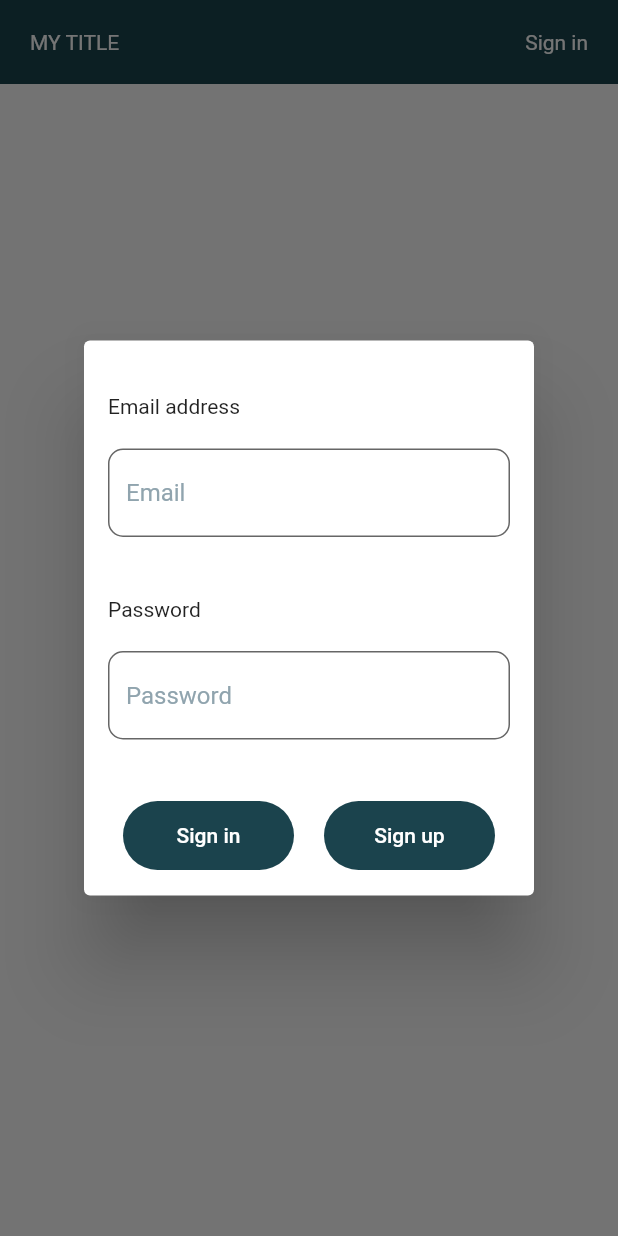
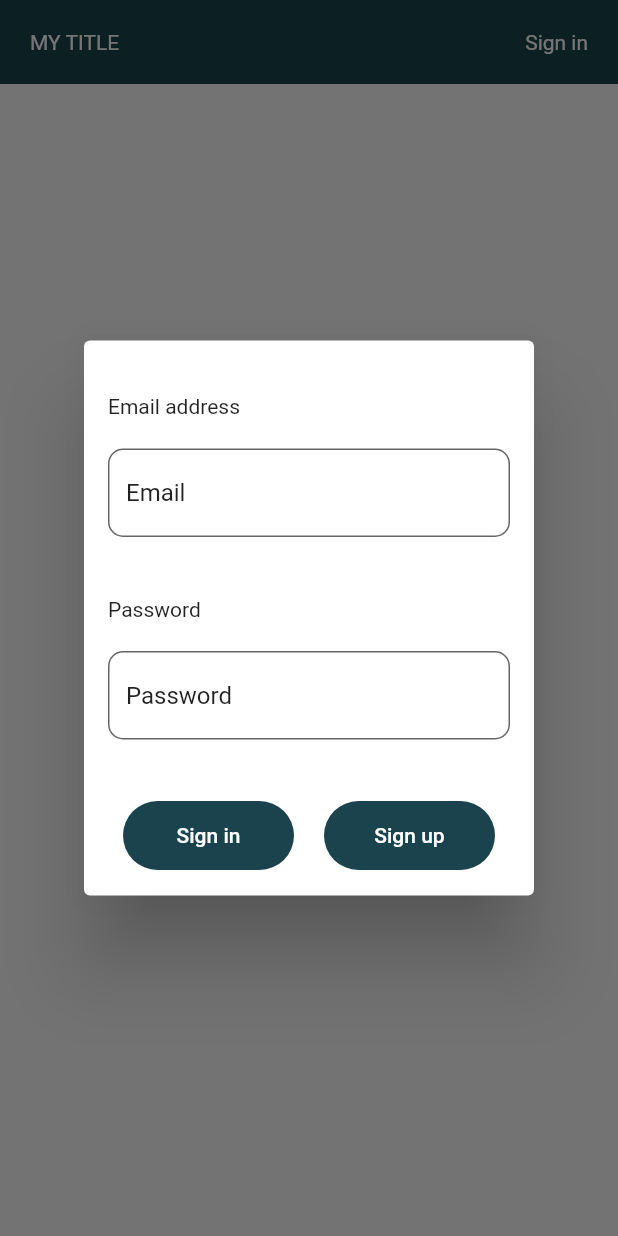
Before and after one commit to valentinavolgina2/links_app, a Flutter app: the screen it shows after launch, after a tap on "Sign in", on a phone screen of 412 x 824 dp. Run offline on Flutter 3.47's test engine with Material 2 defaults, Android fonts, the phone set to English and light mode, and no system bars; our stand-ins replace firebase_auth, firebase_core, firebase_database, shared_preferences; accounts and stored records are empty; statements that could not run were skipped.

Commit message:
Refactored app colors

```diff
--- a/lib/main.dart
+++ b/lib/main.dart
@@ -39,7 +39,7 @@ class MyApp extends StatelessWidget {
     return MaterialApp(
       title: AppData.title,
       theme: ThemeData(
-        primarySwatch: AppColors.scaffold.primary,
+        primarySwatch: AppColors.primaryColor,
       ),
       home: const MyHomePage(),
     );
--- a/lib/styles/color.dart
+++ b/lib/styles/color.dart
@@ -2,31 +2,18 @@ import 'package:flutter/material.dart';
 
 /// An app colors grouped by widgets
 class AppColors {
-  static ScaffoldWidgetColor scaffold = ScaffoldWidgetColor();
-  static ButtonWidgetColor button = ButtonWidgetColor();
-  static LinkWidgetColor link = LinkWidgetColor();
-  static CategoryWidgetColor category = CategoryWidgetColor();
-}
+  static MaterialColor? primaryColor =
+      createMaterialColor(const Color(0xff1b434d));
+  static Color secondaryColor = Colors.blueGrey;
+  static Color pinkBackground = Colors.deepOrange[50]!;
+  static Color redBackground = Colors.red[400]!;
 
-/// A scaffold group of colors
-class ScaffoldWidgetColor {
-  MaterialColor? primary = createMaterialColor(const Color(0xff1b434d));
-}
+  static Color darkText = Colors.black87;
+  static Color whiteText = Colors.white;
+  static Color redText = Colors.redAccent;
 
-/// A button group of colors
-class ButtonWidgetColor {
-  Color? reset = Colors.amber[600];
-}
-
-/// A link group of colors
-class LinkWidgetColor {
-  Color? background = Colors.deepOrange[50];
-  Color text = Colors.black87;
-}
-
-/// A category group of colors
-class CategoryWidgetColor {
-  Color text = Colors.black87;
+  static Color inputBorder = Colors.blueGrey[800]!;
+  static Color fadeText = Colors.blueGrey[300]!;
 }
 
 MaterialColor createMaterialColor(Color color) {
@@ -38,7 +25,7 @@ MaterialColor createMaterialColor(Color color) {
     strengths.add(0.1 * i);
   }
 
-  for(final strength in strengths){
+  for (final strength in strengths) {
     final double ds = 0.5 - strength;
     swatch[(strength * 1000).round()] = Color.fromRGBO(
       r + ((ds < 0 ? r : (255 - r)) * ds).round(),
--- a/lib/widgets/app_bar.dart
+++ b/lib/widgets/app_bar.dart
@@ -43,14 +43,14 @@ class _MyAppBarState extends State<MyAppBar> {
   @override
   Widget build(BuildContext context) {
     return Container(
-      color: AppColors.scaffold.primary,
+      color: AppColors.primaryColor,
       child: Padding(
         padding: const EdgeInsets.all(20),
         child: Row(
           children: [
             Expanded(
                 child: Text(AppData.title.toUpperCase(),
-                    style: const TextStyle(color: Colors.white))),
+                    style: TextStyle(color: AppColors.whiteText))),
             InkWell(
                 onTap: userEmail == null
                     ? () async {
@@ -66,9 +66,9 @@ class _MyAppBarState extends State<MyAppBar> {
                       }
                     : null,
                 child: userEmail == null
-                    ? const Text('Sign in',
+                    ? Text('Sign in',
                         style: TextStyle(
-                          color: Colors.white,
+                          color: AppColors.whiteText,
                         ))
                     : Row(children: [
                         CircleAvatar(
@@ -80,21 +80,21 @@ class _MyAppBarState extends State<MyAppBar> {
                               : Container(),
                         ),
                         Text(userEmail!,
-                            style: const TextStyle(
-                              color: Colors.white,
+                            style: TextStyle(
+                              color: AppColors.whiteText,
                             )),
                         const SizedBox(width: 20.0),
                         TextButton(
                             style: TextButton.styleFrom(
-                              backgroundColor: Colors.blueGrey,
+                              backgroundColor: AppColors.secondaryColor,
                             ),
                             onPressed: _isProcessing ? null : () => _signout(),
                             child: _isProcessing
                                 ? const CircularProgressIndicator()
-                                : const Text(
+                                : Text(
                                     'Sign out',
                                     style: TextStyle(
-                                      color: Colors.white,
+                                      color: AppColors.whiteText,
                                     ),
                                   ))
                       ])),
--- a/lib/widgets/auth_dialog.dart
+++ b/lib/widgets/auth_dialog.dart
@@ -1,4 +1,5 @@
 import 'package:flutter/material.dart';
+import 'package:links_app/styles/color.dart';
 
 import '../connection/authentication.dart';
 import 'forms/utils.dart';
@@ -127,7 +128,7 @@ class _AuthDialogState extends State<AuthDialog> {
                     textFocusNodeEmail.unfocus();
                     FocusScope.of(context).requestFocus(textFocusNodePassword);
                   },
-                  style: const TextStyle(color: Colors.black),
+                  style: TextStyle(color: AppColors.darkText),
                   decoration: FormUtils.inputDecoration(
                     hintText: 'Email',
                     errorText: _isEditingEmail
@@ -143,13 +144,13 @@ class _AuthDialogState extends State<AuthDialog> {
                   textInputAction: TextInputAction.next,
                   controller: textControllerPassword,
                   autofocus: false,
-                  style: const TextStyle(color: Colors.black),
+                  style: TextStyle(color: AppColors.darkText),
                   decoration: FormUtils.inputDecoration(hintText: 'Password'),
                 ),
                 const SizedBox(height: space20),
                 _error == '' ? const SizedBox() : Padding(
                   padding: const EdgeInsets.only(top: space20, bottom: space20),
-                  child: Center(child: Text(_error, style: const TextStyle(color: Colors.redAccent))),
+                  child: Center(child: Text(_error, style: TextStyle(color: AppColors.redText))),
                 ),
                 const SizedBox(height: space20),
                 Row(
@@ -186,13 +187,13 @@ class _AuthDialogState extends State<AuthDialog> {
                               bottom: 15.0,
                             ),
                             child: _isRegistering
-                                ? const SizedBox(
+                                ? SizedBox(
                                     height: 16,
                                     width: 16,
                                     child: CircularProgressIndicator(
                                       strokeWidth: 2,
                                       valueColor: AlwaysStoppedAnimation<Color>(
-                                        Colors.white,
+                                        AppColors.whiteText,
                                       ),
                                     ),
                                   )
--- a/lib/widgets/forms/utils.dart
+++ b/lib/widgets/forms/utils.dart
@@ -1,4 +1,5 @@
 import 'package:flutter/material.dart';
+import 'package:links_app/styles/color.dart';
 
 class FormUtils {
   static InputDecoration inputDecoration(
@@ -7,20 +8,20 @@ class FormUtils {
         border: OutlineInputBorder(
           borderRadius: BorderRadius.circular(10),
           borderSide: BorderSide(
-            color: Colors.blueGrey[800]!,
+            color: AppColors.inputBorder,
             width: 3,
           ),
         ),
         filled: true,
         hintStyle: TextStyle(
-          color: Colors.blueGrey[300],
+          color: AppColors.darkText,
         ),
         hintText: hintText,
-        fillColor: Colors.white,
+        fillColor: AppColors.whiteText,
         errorText: errorText,
-        errorStyle: const TextStyle(
+        errorStyle: TextStyle(
           fontSize: 12,
-          color: Colors.redAccent,
+          color: AppColors.redText,
         ));
   }
 
--- a/lib/widgets/link.dart
+++ b/lib/widgets/link.dart
@@ -23,10 +23,10 @@ class LinkContainer extends StatelessWidget {
 
   @override
   Widget build(BuildContext context) {
-    final TextStyle textStyle = TextStyle(color: AppColors.link.text);
+    final TextStyle textStyle = TextStyle(color: AppColors.darkText);
 
     return Card(
-      color: AppColors.link.background,
+      color: AppColors.pinkBackground,
       child: ListTile(
           title: Text(
             link.name,
--- a/lib/widgets/list.dart
+++ b/lib/widgets/list.dart
@@ -91,7 +91,7 @@ class _ListContainerState extends State<ListContainer> {
   @override
   Widget build(BuildContext context) {
     final TextStyle titleStyle = TextStyle(
-        color: AppColors.category.text, fontSize: AppSizes.category.text);
+        color: AppColors.darkText, fontSize: AppSizes.category.text);
 
     return ListTile(
       contentPadding: const EdgeInsets.all(0.0),
--- a/lib/widgets/message.dart
+++ b/lib/widgets/message.dart
@@ -1,4 +1,5 @@
 import 'package:flutter/material.dart';
+import 'package:links_app/styles/color.dart';
 
 class SystemMessage {
   static void showSuccess(
@@ -15,7 +16,7 @@ class SystemMessage {
     ScaffoldMessenger.of(context).showSnackBar(
       SnackBar(
         content: Text(message),
-        backgroundColor: Colors.red[400],
+        backgroundColor: AppColors.redBackground,
       ),
     );
   }
```
